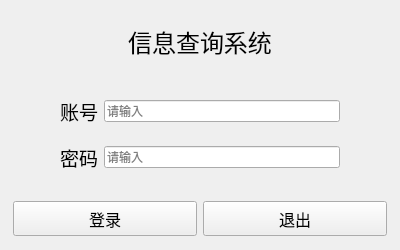
This is page_logan1.ui in ZhouZihan-2005/ZhouZihan-- as Qt 5 draws it before an edit. The edited form follows.
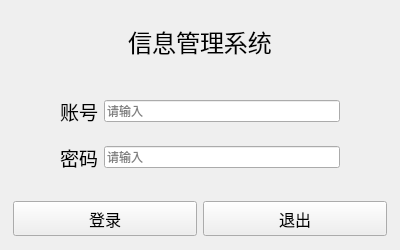
This is the edited form. Icons and pictures are not drawn.

The edit to the form file:
```diff
--- a/page_logan1.ui
+++ b/page_logan1.ui
@@ -50,7 +50,7 @@
       </font>
      </property>
      <property name="text">
-      <string>信息查询系统</string>
+      <string>信息管理系统</string>
      </property>
      <property name="alignment">
       <set>Qt::AlignmentFlag::AlignCenter</set>
```
Left out of the diff: 6 changed lines with no effect on the pictures.
